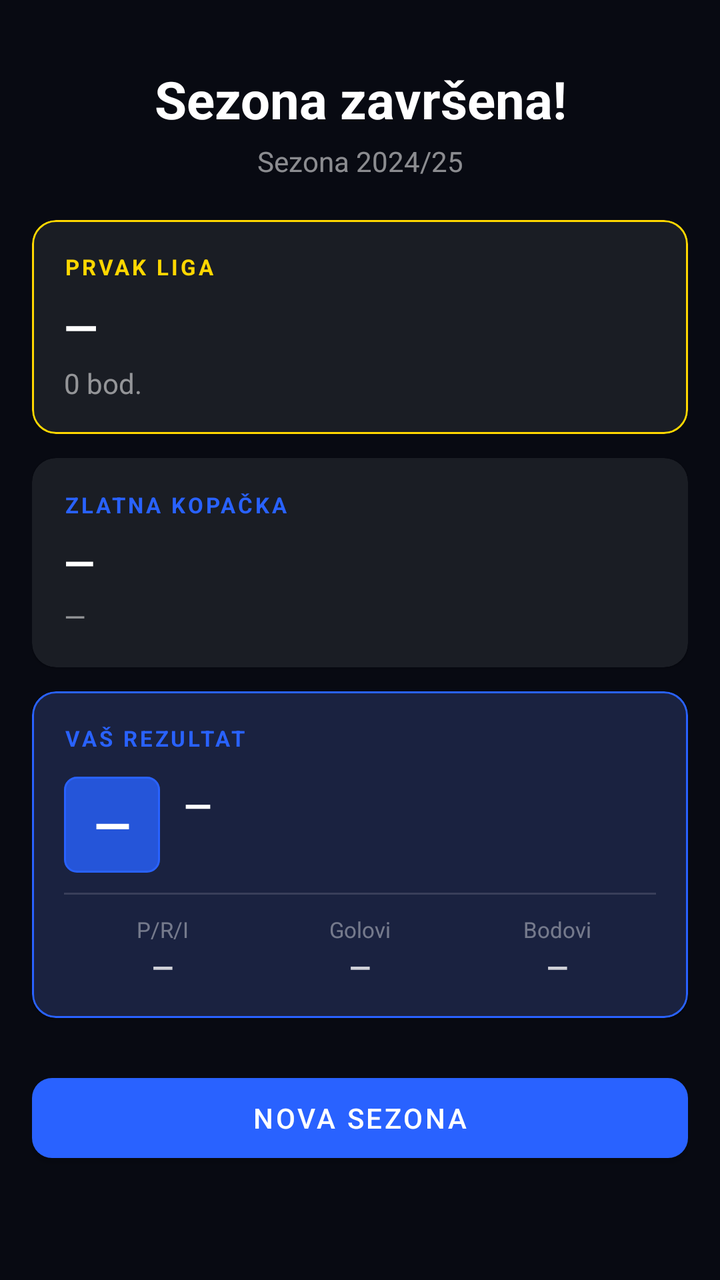
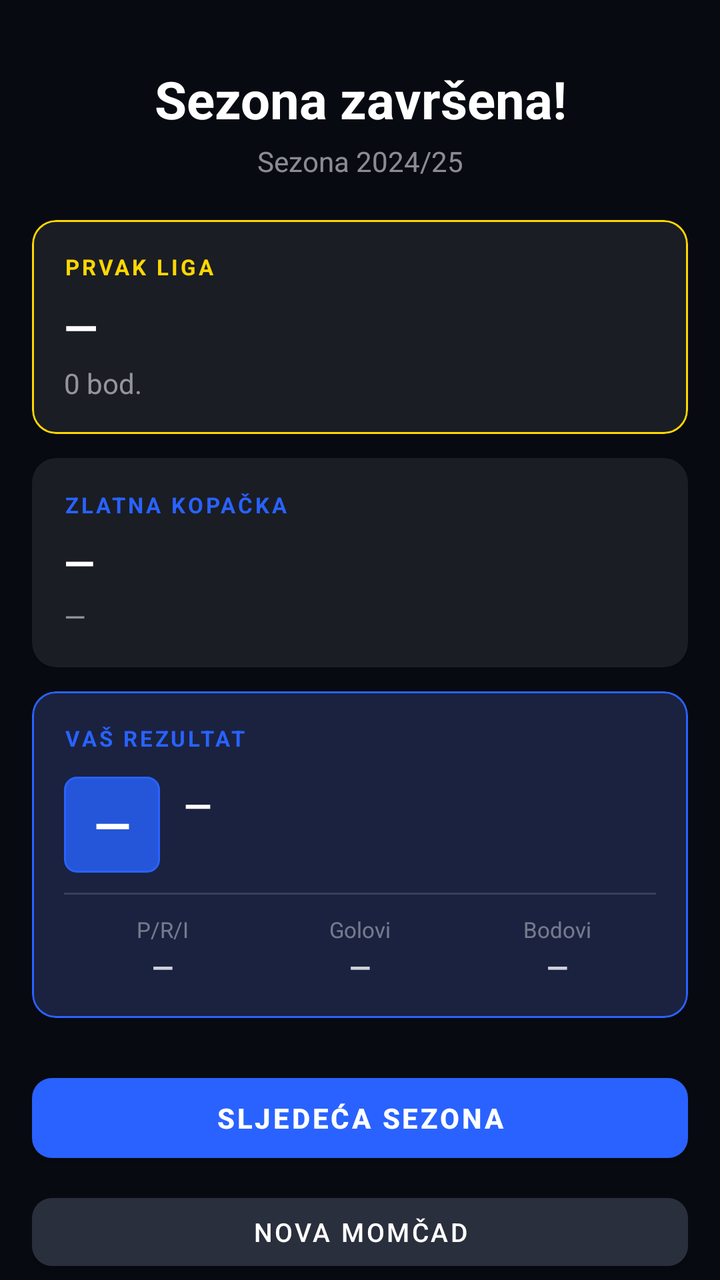

Screens rendered from an Android XML layout before and after an edit, with the pre-edit source and the edit as a unified diff.
<!-- AndroidManifest.xml: application theme Theme.FootMash -->
<!-- res/layout/fragment_season_summary.xml -->
<?xml version="1.0" encoding="utf-8"?>
<androidx.core.widget.NestedScrollView
    xmlns:android="http://schemas.android.com/apk/res/android"
    xmlns:app="http://schemas.android.com/apk/res-auto"
    android:layout_width="match_parent"
    android:layout_height="match_parent"
    android:background="#080A12">

    <LinearLayout
        android:layout_width="match_parent"
        android:layout_height="wrap_content"
        android:orientation="vertical"
        android:padding="16dp">

        
        <TextView
            android:layout_width="match_parent"
            android:layout_height="wrap_content"
            android:text="Sezona završena!"
            android:textColor="#FFFFFF"
            android:textSize="26sp"
            android:textStyle="bold"
            android:gravity="center"
            android:paddingTop="16dp"
            android:paddingBottom="4dp" />

        <TextView
            android:layout_width="match_parent"
            android:layout_height="wrap_content"
            android:text="Sezona 2024/25"
            android:textColor="#88FFFFFF"
            android:textSize="14sp"
            android:gravity="center"
            android:paddingBottom="20dp" />

        
        <com.google.android.material.card.MaterialCardView
            android:layout_width="match_parent"
            android:layout_height="wrap_content"
            android:layout_marginBottom="12dp"
            app:cardBackgroundColor="#1A1D24"
            app:cardCornerRadius="12dp"
            app:strokeColor="#FFD700"
            app:strokeWidth="1dp">

            <LinearLayout
                android:layout_width="match_parent"
                android:layout_height="wrap_content"
                android:orientation="vertical"
                android:padding="16dp">

                <TextView
                    android:layout_width="wrap_content"
                    android:layout_height="wrap_content"
                    android:text="PRVAK LIGA"
                    android:textColor="#FFD700"
                    android:textSize="11sp"
                    android:letterSpacing="0.12"
                    android:textStyle="bold"
                    android:paddingBottom="8dp" />

                <TextView
                    android:id="@+id/text_champion_name"
                    android:layout_width="wrap_content"
                    android:layout_height="wrap_content"
                    android:text="—"
                    android:textColor="#FFFFFF"
                    android:textSize="22sp"
                    android:textStyle="bold" />

                <TextView
                    android:id="@+id/text_champion_points"
                    android:layout_width="wrap_content"
                    android:layout_height="wrap_content"
                    android:text="0 bod."
                    android:textColor="#88FFFFFF"
                    android:textSize="14sp"
                    android:paddingTop="4dp" />

            </LinearLayout>

        </com.google.android.material.card.MaterialCardView>

        
        <com.google.android.material.card.MaterialCardView
            android:layout_width="match_parent"
            android:layout_height="wrap_content"
            android:layout_marginBottom="12dp"
            app:cardBackgroundColor="#1A1D24"
            app:cardCornerRadius="12dp">

            <LinearLayout
                android:layout_width="match_parent"
                android:layout_height="wrap_content"
                android:orientation="vertical"
                android:padding="16dp">

                <TextView
                    android:layout_width="wrap_content"
                    android:layout_height="wrap_content"
                    android:text="ZLATNA KOPAČKA"
                    android:textColor="#2962FF"
                    android:textSize="11sp"
                    android:letterSpacing="0.12"
                    android:textStyle="bold"
                    android:paddingBottom="8dp" />

                <TextView
                    android:id="@+id/text_golden_boot_player"
                    android:layout_width="wrap_content"
                    android:layout_height="wrap_content"
                    android:text="—"
                    android:textColor="#FFFFFF"
                    android:textSize="20sp"
                    android:textStyle="bold" />

                <TextView
                    android:id="@+id/text_golden_boot_details"
                    android:layout_width="wrap_content"
                    android:layout_height="wrap_content"
                    android:text="—"
                    android:textColor="#88FFFFFF"
                    android:textSize="14sp"
                    android:paddingTop="4dp" />

            </LinearLayout>

        </com.google.android.material.card.MaterialCardView>

        
        <com.google.android.material.card.MaterialCardView
            android:layout_width="match_parent"
            android:layout_height="wrap_content"
            android:layout_marginBottom="24dp"
            app:cardBackgroundColor="#1A2240"
            app:cardCornerRadius="12dp"
            app:strokeColor="#2962FF"
            app:strokeWidth="1dp">

            <LinearLayout
                android:layout_width="match_parent"
                android:layout_height="wrap_content"
                android:orientation="vertical"
                android:padding="16dp">

                <TextView
                    android:layout_width="wrap_content"
                    android:layout_height="wrap_content"
                    android:text="VAŠ REZULTAT"
                    android:textColor="#2962FF"
                    android:textSize="11sp"
                    android:letterSpacing="0.12"
                    android:textStyle="bold"
                    android:paddingBottom="12dp" />

                <LinearLayout
                    android:layout_width="match_parent"
                    android:layout_height="wrap_content"
                    android:orientation="horizontal"
                    android:gravity="center_vertical"
                    android:paddingBottom="10dp">

                    <TextView
                        android:id="@+id/text_user_position"
                        android:layout_width="48dp"
                        android:layout_height="48dp"
                        android:text="—"
                        android:textColor="#FFFFFF"
                        android:textSize="24sp"
                        android:textStyle="bold"
                        android:gravity="center"
                        android:background="@drawable/bg_pitch_slot_filled" />

                    <LinearLayout
                        android:layout_width="0dp"
                        android:layout_height="wrap_content"
                        android:layout_weight="1"
                        android:orientation="vertical"
                        android:paddingStart="12dp">

                        <TextView
                            android:id="@+id/text_user_team_name"
                            android:layout_width="wrap_content"
                            android:layout_height="wrap_content"
                            android:text="—"
                            android:textColor="#FFFFFF"
                            android:textSize="18sp"
                            android:textStyle="bold" />

                        <TextView
                            android:id="@+id/text_user_position_note"
                            android:layout_width="wrap_content"
                            android:layout_height="wrap_content"
                            android:text=""
                            android:textColor="#88FFFFFF"
                            android:textSize="13sp"
                            android:paddingTop="2dp" />

                    </LinearLayout>

                </LinearLayout>

                <View
                    android:layout_width="match_parent"
                    android:layout_height="1dp"
                    android:background="#22FFFFFF"
                    android:layout_marginBottom="10dp" />

                <LinearLayout
                    android:layout_width="match_parent"
                    android:layout_height="wrap_content"
                    android:orientation="horizontal">

                    <LinearLayout
                        android:layout_width="0dp"
                        android:layout_height="wrap_content"
                        android:layout_weight="1"
                        android:orientation="vertical"
                        android:gravity="center">

                        <TextView
                            android:layout_width="wrap_content"
                            android:layout_height="wrap_content"
                            android:text="P/R/I"
                            android:textColor="#66FFFFFF"
                            android:textSize="11sp" />

                        <TextView
                            android:id="@+id/text_user_record"
                            android:layout_width="wrap_content"
                            android:layout_height="wrap_content"
                            android:text="—"
                            android:textColor="#CCFFFFFF"
                            android:textSize="14sp"
                            android:textStyle="bold"
                            android:paddingTop="2dp" />

                    </LinearLayout>

                    <LinearLayout
                        android:layout_width="0dp"
                        android:layout_height="wrap_content"
                        android:layout_weight="1"
                        android:orientation="vertical"
                        android:gravity="center">

                        <TextView
                            android:layout_width="wrap_content"
                            android:layout_height="wrap_content"
                            android:text="Golovi"
                            android:textColor="#66FFFFFF"
                            android:textSize="11sp" />

                        <TextView
                            android:id="@+id/text_user_goals"
                            android:layout_width="wrap_content"
                            android:layout_height="wrap_content"
                            android:text="—"
                            android:textColor="#CCFFFFFF"
                            android:textSize="14sp"
                            android:textStyle="bold"
                            android:paddingTop="2dp" />

                    </LinearLayout>

                    <LinearLayout
                        android:layout_width="0dp"
                        android:layout_height="wrap_content"
                        android:layout_weight="1"
                        android:orientation="vertical"
                        android:gravity="center">

                        <TextView
                            android:layout_width="wrap_content"
                            android:layout_height="wrap_content"
                            android:text="Bodovi"
                            android:textColor="#66FFFFFF"
                            android:textSize="11sp" />

                        <TextView
                            android:id="@+id/text_user_points"
                            android:layout_width="wrap_content"
                            android:layout_height="wrap_content"
                            android:text="—"
                            android:textColor="#CCFFFFFF"
                            android:textSize="14sp"
                            android:textStyle="bold"
                            android:paddingTop="2dp" />

                    </LinearLayout>

                </LinearLayout>

            </LinearLayout>

        </com.google.android.material.card.MaterialCardView>

        
        <com.google.android.material.button.MaterialButton
            android:id="@+id/btn_new_season"
            android:layout_width="match_parent"
            android:layout_height="52dp"
            android:text="Nova sezona"
            android:textColor="#FFFFFF"
            app:backgroundTint="#2962FF"
            app:cornerRadius="10dp" />

    </LinearLayout>

</androidx.core.widget.NestedScrollView>
<!-- resources referenced by this layout -->
<resources>
  <!-- drawable bg_pitch_slot_filled (drawable) -->
  <?xml version="1.0" encoding="utf-8"?>
  <shape xmlns:android="http://schemas.android.com/apk/res/android">
      <solid android:color="#CC2962FF" />
      <stroke android:width="1dp" android:color="#FF2962FF" />
      <corners android:radius="6dp" />
  </shape>
  <color name="primary">#080A12</color>
  <color name="primary_dark">#05070D</color>
  <color name="accent_blue">#2962FF</color>
  <color name="background">#080A12</color>
  <color name="text_primary">#FFFFFF</color>
  <color name="text_secondary">#8E95A5</color>
  <color name="surface">#1A1D24</color>
  <style name="TextAppearance.FootMash.Headline1" parent="TextAppearance.MaterialComponents.Headline1">
          <item name="android:fontFamily">sans-serif</item>
          <item name="android:textColor">@color/text_primary</item>
      </style>
  <style name="TextAppearance.FootMash.Headline2" parent="TextAppearance.MaterialComponents.Headline2">
          <item name="android:fontFamily">sans-serif-medium</item>
          <item name="android:textColor">@color/text_primary</item>
      </style>
  <style name="TextAppearance.FootMash.Headline3" parent="TextAppearance.MaterialComponents.Headline3">
          <item name="android:fontFamily">sans-serif-medium</item>
          <item name="android:textColor">@color/text_primary</item>
      </style>
  <style name="TextAppearance.FootMash.Headline4" parent="TextAppearance.MaterialComponents.Headline4">
          <item name="android:fontFamily">sans-serif-bold</item>
          <item name="android:textStyle">bold</item>
          <item name="android:textColor">@color/text_primary</item>
      </style>
  <style name="TextAppearance.FootMash.Headline5" parent="TextAppearance.MaterialComponents.Headline5">
          <item name="android:fontFamily">sans-serif-bold</item>
          <item name="android:textStyle">bold</item>
          <item name="android:textColor">@color/text_primary</item>
          <item name="android:textSize">24sp</item>
      </style>
  <style name="TextAppearance.FootMash.Headline6" parent="TextAppearance.MaterialComponents.Headline6">
          <item name="android:fontFamily">sans-serif-bold</item>
          <item name="android:textStyle">bold</item>
          <item name="android:textColor">@color/text_primary</item>
          <item name="android:textSize">20sp</item>
      </style>
  <style name="TextAppearance.FootMash.Subtitle1" parent="TextAppearance.MaterialComponents.Subtitle1">
          <item name="android:fontFamily">sans-serif-medium</item>
          <item name="android:textColor">@color/text_primary</item>
          <item name="android:textSize">16sp</item>
      </style>
  <style name="TextAppearance.FootMash.Subtitle2" parent="TextAppearance.MaterialComponents.Subtitle2">
          <item name="android:fontFamily">sans-serif-medium</item>
          <item name="android:textColor">@color/text_secondary</item>
          <item name="android:textSize">14sp</item>
      </style>
  <style name="TextAppearance.FootMash.Body1" parent="TextAppearance.MaterialComponents.Body1">
          <item name="android:fontFamily">sans-serif</item>
          <item name="android:textColor">@color/text_primary</item>
          <item name="android:textSize">16sp</item>
      </style>
  <style name="TextAppearance.FootMash.Body2" parent="TextAppearance.MaterialComponents.Body2">
          <item name="android:fontFamily">sans-serif</item>
          <item name="android:textColor">@color/text_secondary</item>
          <item name="android:textSize">14sp</item>
      </style>
  <!-- unchanged entries left out for length: 1 -->
</resources>

<!-- the commit's change to res/layout/fragment_season_summary.xml (unified diff, before → after) -->
@@ -27,6 +27,7 @@
         <TextView
             android:layout_width="match_parent"
             android:layout_height="wrap_content"
+            android:id="@+id/text_season_label"
             android:text="Sezona 2024/25"
             android:textColor="#88FFFFFF"
             android:textSize="14sp"
@@ -129,6 +130,7 @@
 
         
         <com.google.android.material.card.MaterialCardView
+            android:id="@+id/card_user_result"
             android:layout_width="match_parent"
             android:layout_height="wrap_content"
             android:layout_marginBottom="24dp"
@@ -144,6 +146,7 @@
                 android:padding="16dp">
 
                 <TextView
+                    android:id="@+id/text_user_result_label"
                     android:layout_width="wrap_content"
                     android:layout_height="wrap_content"
                     android:text="VAŠ REZULTAT"
@@ -297,14 +300,27 @@
 
         
         <com.google.android.material.button.MaterialButton
-            android:id="@+id/btn_new_season"
+            android:id="@+id/btn_next_season"
             android:layout_width="match_parent"
             android:layout_height="52dp"
-            android:text="Nova sezona"
+            android:text="Sljede&#263;a sezona"
             android:textColor="#FFFFFF"
+            android:textStyle="bold"
             app:backgroundTint="#2962FF"
             app:cornerRadius="10dp" />
 
+        
+        <com.google.android.material.button.MaterialButton
+            android:id="@+id/btn_new_season"
+            android:layout_width="match_parent"
+            android:layout_height="46dp"
+            android:layout_marginTop="8dp"
+            android:text="Nova mom&#269;ad"
+            android:textColor="#FFFFFF"
+            android:textSize="13sp"
+            app:backgroundTint="@color/divider"
+            app:cornerRadius="10dp" />
+
     </LinearLayout>
 
 </androidx.core.widget.NestedScrollView>
<!-- resource entries referenced after the edit -->
@@ -1,5 +1,6 @@
 <!-- resources referenced by this layout -->
 <resources>
+  <color name="divider">#2A2F3D</color>
   <!-- drawable bg_pitch_slot_filled (drawable) -->
   <?xml version="1.0" encoding="utf-8"?>
   <shape xmlns:android="http://schemas.android.com/apk/res/android">
